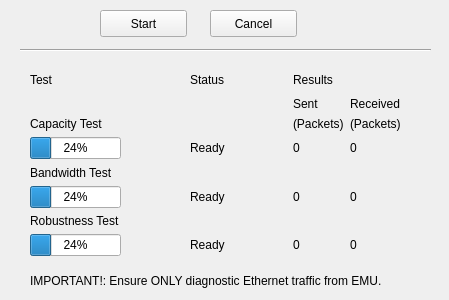
First picture: the form in etherlink/gui/ethernetTest.ui, repository bdankwa/etherlink, before the edit.
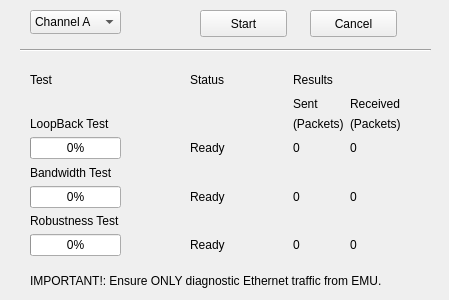
Second picture: the form after the edit.

Commit message: Added capability to select specific channel

Diff of the .ui file:
```diff
--- a/etherlink/gui/ethernetTest.ui
+++ b/etherlink/gui/ethernetTest.ui
@@ -47,7 +47,7 @@
     <item row="5" column="0">
      <widget class="QProgressBar" name="progressBar_2">
       <property name="value">
-       <number>24</number>
+       <number>0</number>
       </property>
      </widget>
     </item>
@@ -110,7 +110,7 @@
     <item row="7" column="0">
      <widget class="QProgressBar" name="progressBar_3">
       <property name="value">
-       <number>24</number>
+       <number>0</number>
       </property>
      </widget>
     </item>
@@ -138,7 +138,7 @@
     <item row="3" column="0">
      <widget class="QProgressBar" name="progressBar">
       <property name="value">
-       <number>24</number>
+       <number>0</number>
       </property>
      </widget>
     </item>
@@ -166,7 +166,7 @@
     <item row="2" column="0">
      <widget class="QLabel" name="label_3">
       <property name="text">
-       <string>Capacity Test</string>
+       <string>LoopBack Test</string>
       </property>
      </widget>
     </item>
@@ -208,7 +208,7 @@
   <widget class="QPushButton" name="startTestButton">
    <property name="geometry">
     <rect>
-     <x>100</x>
+     <x>200</x>
      <y>10</y>
      <width>87</width>
      <height>27</height>
@@ -221,7 +221,7 @@
   <widget class="QPushButton" name="cancelTestButton">
    <property name="geometry">
     <rect>
-     <x>210</x>
+     <x>310</x>
      <y>10</y>
      <width>87</width>
      <height>27</height>
@@ -257,6 +257,26 @@
     <string>IMPORTANT!: Ensure ONLY diagnostic Ethernet traffic from EMU.</string>
    </property>
   </widget>
+  <widget class="QComboBox" name="comboBox_channel_select">
+   <property name="geometry">
+    <rect>
+     <x>30</x>
+     <y>10</y>
+     <width>91</width>
+     <height>24</height>
+    </rect>
+   </property>
+   <item>
+    <property name="text">
+     <string>Channel A</string>
+    </property>
+   </item>
+   <item>
+    <property name="text">
+     <string>Channel B</string>
+    </property>
+   </item>
+  </widget>
  </widget>
  <resources/>
  <connections/>
```
Left out of the diff: 10 changed lines with no effect on the pictures. The commit also changes 15 other files.
